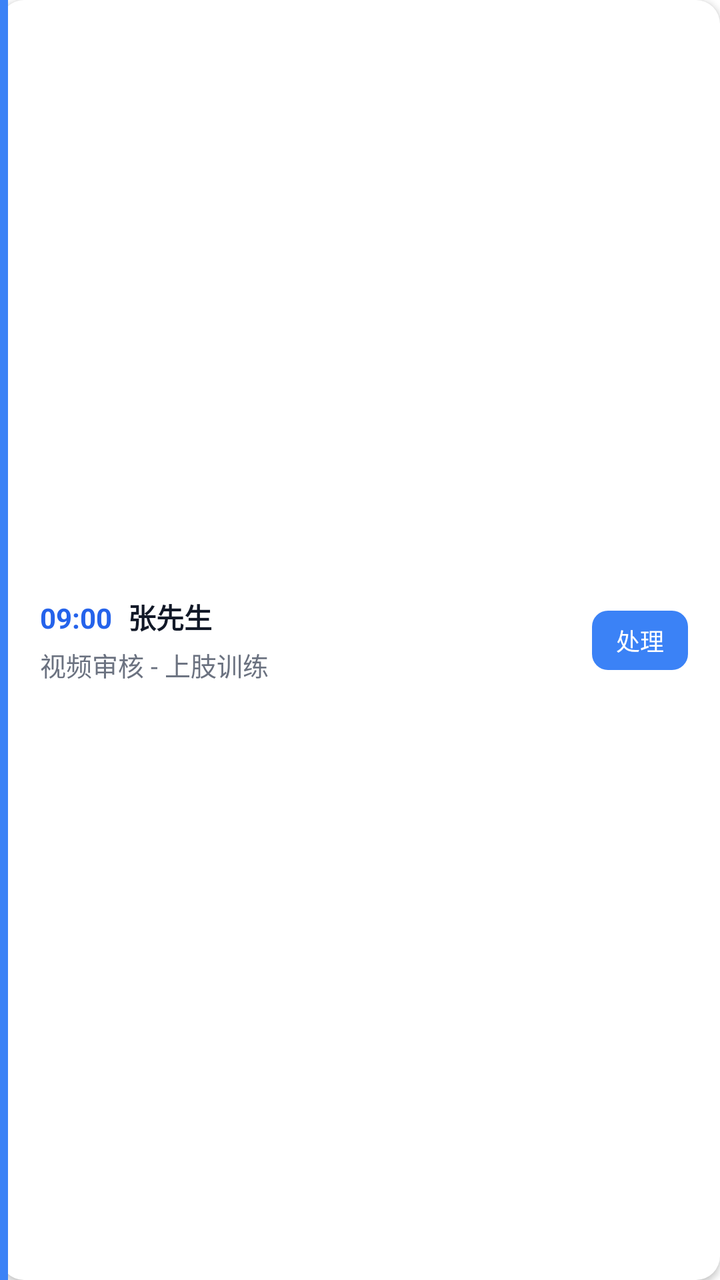
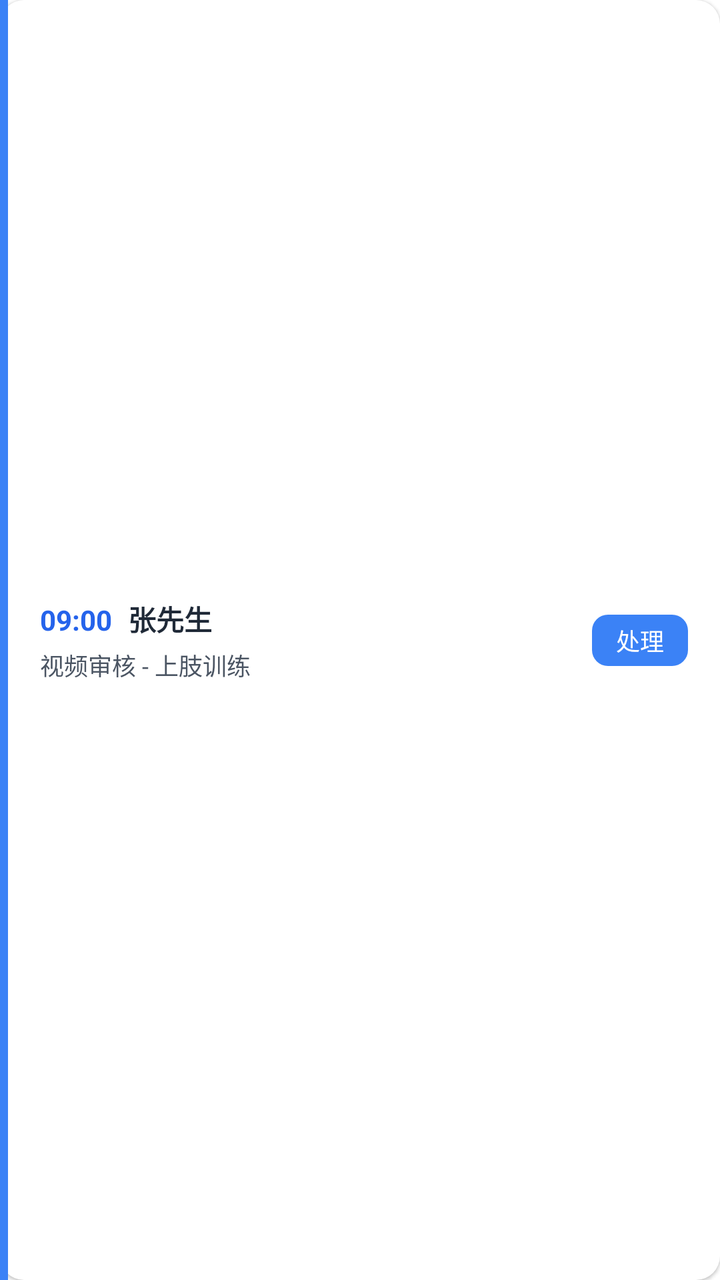

Before-and-after screenshots of an Android layout around one commit, followed by the original layout XML and the change that was made.
<!-- AndroidManifest.xml: application theme Theme.WinsRehab -->
<!-- res/layout/item_today_task.xml -->
<?xml version="1.0" encoding="utf-8"?>
<androidx.constraintlayout.widget.ConstraintLayout xmlns:android="http://schemas.android.com/apk/res/android"
    xmlns:app="http://schemas.android.com/apk/res-auto"
    android:layout_width="match_parent"
    android:layout_height="wrap_content"
    android:layout_marginBottom="10dp"
    android:background="@drawable/bg_rounded_white"
    android:elevation="2dp">

    
    <View
        android:id="@+id/view_status_border"
        android:layout_width="4dp"
        android:layout_height="0dp"
        android:background="@color/blue_500"
        app:layout_constraintBottom_toBottomOf="parent"
        app:layout_constraintStart_toStartOf="parent"
        app:layout_constraintTop_toTopOf="parent" />

    
    <LinearLayout
        android:layout_width="0dp"
        android:layout_height="wrap_content"
        android:orientation="vertical"
        android:padding="16dp"
        app:layout_constraintBottom_toBottomOf="parent"
        app:layout_constraintEnd_toStartOf="@id/btn_action"
        app:layout_constraintStart_toEndOf="@id/view_status_border"
        app:layout_constraintTop_toTopOf="parent">

        <LinearLayout
            android:layout_width="wrap_content"
            android:layout_height="wrap_content"
            android:orientation="horizontal">

            <TextView
                android:id="@+id/tv_time"
                android:layout_width="wrap_content"
                android:layout_height="wrap_content"
                android:text="09:00"
                android:textColor="@color/blue_600"
                android:textStyle="bold"
                android:textSize="14sp"
                android:layout_marginEnd="8dp"/>

            <TextView
                android:id="@+id/tv_patient"
                android:layout_width="wrap_content"
                android:layout_height="wrap_content"
                android:text="张先生"
                android:textColor="@color/gray_900"
                android:textStyle="bold"
                android:textSize="14sp"/>
        </LinearLayout>

        <TextView
            android:id="@+id/tv_task_title"
            android:layout_width="wrap_content"
            android:layout_height="wrap_content"
            android:layout_marginTop="4dp"
            android:text="视频审核 - 上肢训练"
            android:textColor="@color/gray_500"
            android:textSize="13sp"
            android:maxLines="1"
            android:ellipsize="end"/>
    </LinearLayout>

    
    <TextView
        android:id="@+id/btn_action"
        android:layout_width="wrap_content"
        android:layout_height="wrap_content"
        android:layout_marginEnd="16dp"
        android:background="@drawable/bg_rounded_btn_blue"
        android:paddingHorizontal="12dp"
        android:paddingVertical="6dp"
        android:text="处理"
        android:textColor="@color/white"
        android:textSize="12sp"
        app:layout_constraintBottom_toBottomOf="parent"
        app:layout_constraintEnd_toEndOf="parent"
        app:layout_constraintTop_toTopOf="parent" />

</androidx.constraintlayout.widget.ConstraintLayout>
<!-- resources referenced by this layout -->
<resources>
  <color name="blue_500">#3B82F6</color>
  <color name="blue_600">#2563EB</color>
  <color name="gray_500">#6B7280</color>
  <color name="gray_900">#111827</color>
  <color name="white">#FFFFFFFF</color>
  <!-- drawable bg_rounded_btn_blue (drawable) -->
  <?xml version="1.0" encoding="utf-8"?>
  <shape xmlns:android="http://schemas.android.com/apk/res/android">
      <solid android:color="@color/blue_500"/>
      <corners android:radius="8dp"/>
  </shape>
  <!-- drawable bg_rounded_white (drawable) -->
  <?xml version="1.0" encoding="utf-8"?>
  <shape xmlns:android="http://schemas.android.com/apk/res/android">
      <solid android:color="@color/white"/>
      <corners android:radius="12dp"/>
  </shape>
  <style name="Theme.WinsRehab" parent="Theme.MaterialComponents.DayNight.NoActionBar">
          <item name="buttonStyle">@style/MyRoundButton</item>
  
  
  
      </style>
  <style name="MyRoundButton">MyRoundButton
          <item name="android:background">@drawable/shape_btn_round</item>
  
      </style>
  <!-- drawable shape_btn_round (drawable) -->
  <?xml version="1.0" encoding="utf-8"?>
  <shape xmlns:android="http://schemas.android.com/apk/res/android">
  
      <corners android:radius="10dp"/>               
      <padding android:left="1dp" android:right="1dp"
        />
  </shape>
</resources>

<!-- the commit's change to res/layout/item_today_task.xml (unified diff, before → after) -->
@@ -3,16 +3,16 @@
     xmlns:app="http://schemas.android.com/apk/res-auto"
     android:layout_width="match_parent"
     android:layout_height="wrap_content"
-    android:layout_marginBottom="10dp"
+    android:layout_marginBottom="@dimen/space_8"
     android:background="@drawable/bg_rounded_white"
-    android:elevation="2dp">
+    android:elevation="@dimen/elevation_1">
 
     
     <View
         android:id="@+id/view_status_border"
         android:layout_width="4dp"
         android:layout_height="0dp"
-        android:background="@color/blue_500"
+        android:background="@color/info"
         app:layout_constraintBottom_toBottomOf="parent"
         app:layout_constraintStart_toStartOf="parent"
         app:layout_constraintTop_toTopOf="parent" />
@@ -22,7 +22,7 @@
         android:layout_width="0dp"
         android:layout_height="wrap_content"
         android:orientation="vertical"
-        android:padding="16dp"
+        android:padding="@dimen/space_16"
         app:layout_constraintBottom_toBottomOf="parent"
         app:layout_constraintEnd_toStartOf="@id/btn_action"
         app:layout_constraintStart_toEndOf="@id/view_status_border"
@@ -38,29 +38,26 @@
                 android:layout_width="wrap_content"
                 android:layout_height="wrap_content"
                 android:text="09:00"
-                android:textColor="@color/blue_600"
-                android:textStyle="bold"
-                android:textSize="14sp"
-                android:layout_marginEnd="8dp"/>
+                android:textColor="@color/primary"
+                android:textStyle="bold" android:textAppearance="@style/TextAppearance.WinsRehab.Body14"
+                android:layout_marginEnd="@dimen/space_8"/>
 
             <TextView
                 android:id="@+id/tv_patient"
                 android:layout_width="wrap_content"
                 android:layout_height="wrap_content"
                 android:text="张先生"
-                android:textColor="@color/gray_900"
-                android:textStyle="bold"
-                android:textSize="14sp"/>
+                android:textColor="@color/on_surface"
+                android:textStyle="bold" android:textAppearance="@style/TextAppearance.WinsRehab.Body14"/>
         </LinearLayout>
 
         <TextView
             android:id="@+id/tv_task_title"
             android:layout_width="wrap_content"
             android:layout_height="wrap_content"
-            android:layout_marginTop="4dp"
+            android:layout_marginTop="@dimen/space_4"
             android:text="视频审核 - 上肢训练"
-            android:textColor="@color/gray_500"
-            android:textSize="13sp"
+            android:textColor="@color/on_surface_secondary" android:textAppearance="@style/TextAppearance.WinsRehab.Body12"
             android:maxLines="1"
             android:ellipsize="end"/>
     </LinearLayout>
@@ -70,13 +67,12 @@
         android:id="@+id/btn_action"
         android:layout_width="wrap_content"
         android:layout_height="wrap_content"
-        android:layout_marginEnd="16dp"
+        android:layout_marginEnd="@dimen/space_16"
         android:background="@drawable/bg_rounded_btn_blue"
-        android:paddingHorizontal="12dp"
-        android:paddingVertical="6dp"
+        android:paddingHorizontal="@dimen/space_12"
+        android:paddingVertical="@dimen/space_4"
         android:text="处理"
-        android:textColor="@color/white"
-        android:textSize="12sp"
+        android:textColor="@color/on_primary" android:textAppearance="@style/TextAppearance.WinsRehab.Body12"
         app:layout_constraintBottom_toBottomOf="parent"
         app:layout_constraintEnd_toEndOf="parent"
         app:layout_constraintTop_toTopOf="parent" />
<!-- resource entries referenced after the edit -->
@@ -1,28 +1,42 @@
 <!-- resources referenced by this layout -->
 <resources>
-  <color name="blue_500">#3B82F6</color>
-  <color name="blue_600">#2563EB</color>
-  <color name="gray_500">#6B7280</color>
-  <color name="gray_900">#111827</color>
-  <color name="white">#FFFFFFFF</color>
+  <color name="info">#FF3B82F6</color>
+  <color name="on_primary">#FFFFFFFF</color>
+  <color name="on_surface">#FF1F2937</color>
+  <color name="on_surface_secondary">#FF4B5563</color>
+  <color name="primary">#FF2563EB</color>
+  <dimen name="elevation_1">1dp</dimen>
+  <dimen name="space_12">12dp</dimen>
+  <dimen name="space_16">16dp</dimen>
+  <dimen name="space_4">4dp</dimen>
+  <dimen name="space_8">8dp</dimen>
   <!-- drawable bg_rounded_btn_blue (drawable) -->
   <?xml version="1.0" encoding="utf-8"?>
   <shape xmlns:android="http://schemas.android.com/apk/res/android">
-      <solid android:color="@color/blue_500"/>
-      <corners android:radius="8dp"/>
+      <solid android:color="@color/info"/>
+      <corners android:radius="@dimen/radius_8"/>
   </shape>
   <!-- drawable bg_rounded_white (drawable) -->
   <?xml version="1.0" encoding="utf-8"?>
   <shape xmlns:android="http://schemas.android.com/apk/res/android">
-      <solid android:color="@color/white"/>
-      <corners android:radius="12dp"/>
+      <solid android:color="@color/surface"/>
+      <corners android:radius="@dimen/radius_12"/>
   </shape>
+  <style name="TextAppearance.WinsRehab.Body12">
+          <item name="android:textSize">12sp</item> 
+      </style>
+  <style name="TextAppearance.WinsRehab.Body14">
+          <item name="android:textSize">14sp</item> 
+      </style>
   <style name="Theme.WinsRehab" parent="Theme.MaterialComponents.DayNight.NoActionBar">
           <item name="buttonStyle">@style/MyRoundButton</item>
   
   
   
       </style>
+  <dimen name="radius_8">8dp</dimen>
+  <color name="surface">#FFFFFFFF</color>
+  <dimen name="radius_12">12dp</dimen>
   <style name="MyRoundButton">MyRoundButton
           <item name="android:background">@drawable/shape_btn_round</item>
   
@@ -31,8 +45,8 @@
   <?xml version="1.0" encoding="utf-8"?>
   <shape xmlns:android="http://schemas.android.com/apk/res/android">
   
-      <corners android:radius="10dp"/>               
-      <padding android:left="1dp" android:right="1dp"
+      <corners android:radius="@dimen/radius_8"/>               
+      <padding android:left="@dimen/space_4" android:right="@dimen/space_4"
         />
   </shape>
 </resources>
